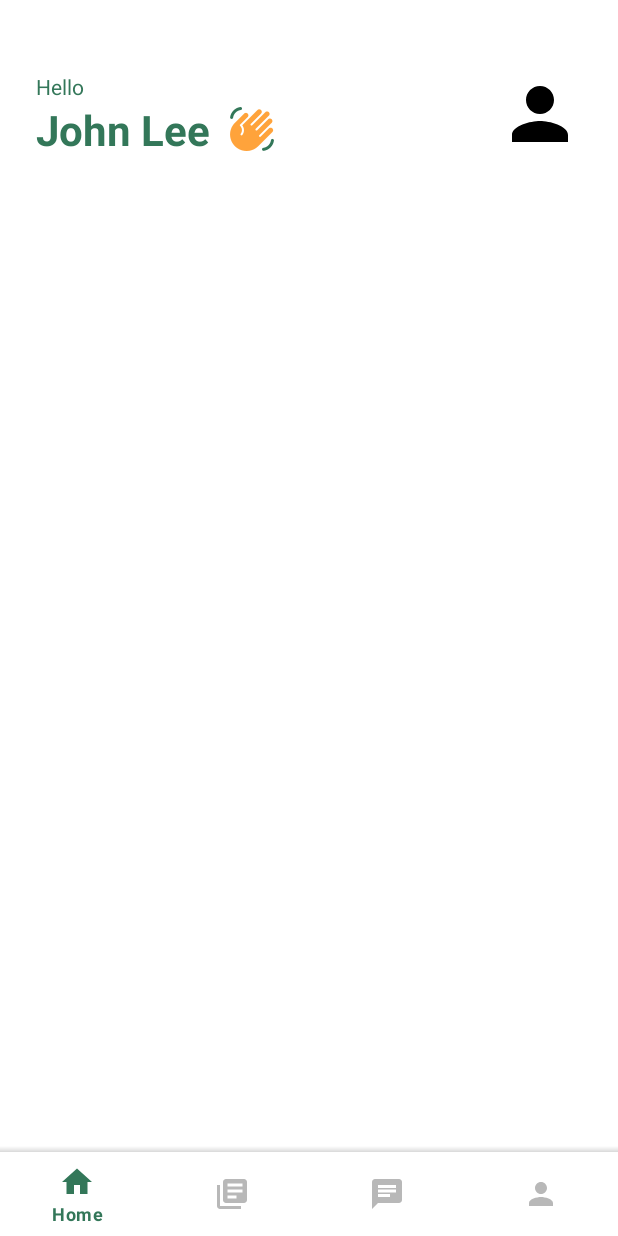
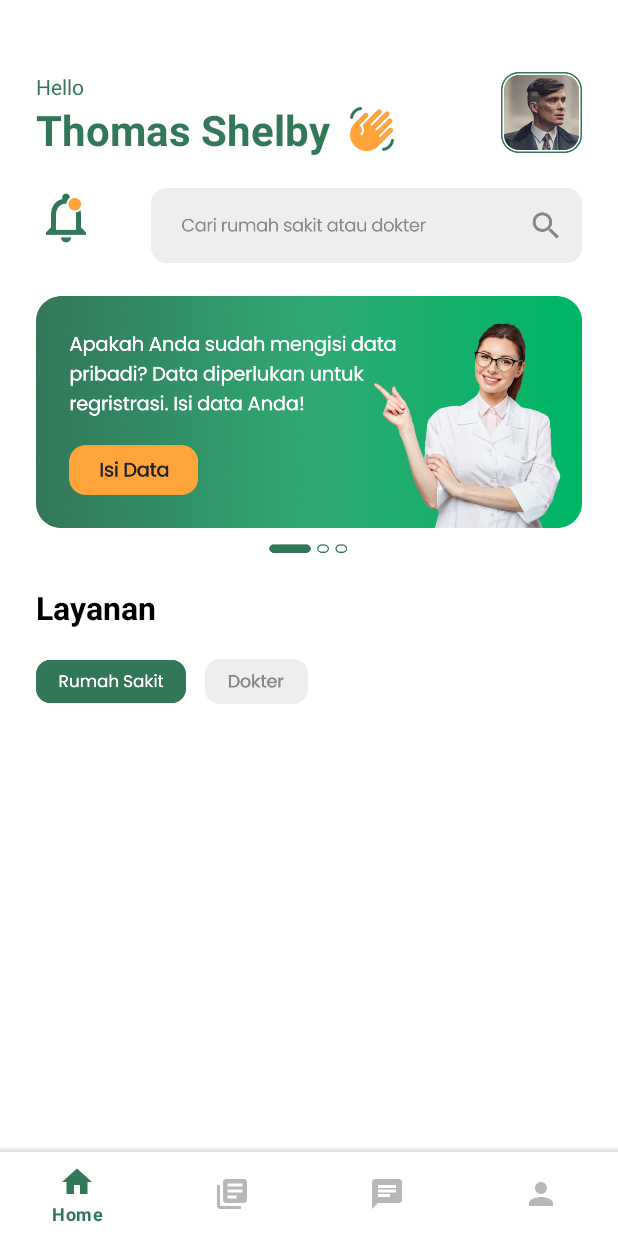
Before and after one commit to Clint02/TugasAkhirPAPB, an Android app: the Home screen opened directly, with no data from a screen before it, on a phone screen of 412 x 824 dp. Run offline under Robolectric (Android 15) with nearby library versions, the phone set to English and light mode, and no system bars; our stand-ins replace FlexboxLayout, navigation-ui.

Commit message:
home exclude rv

```diff
--- a/app/src/main/res/drawable/ic_person.xml
+++ /dev/null
@@ -1,5 +0,0 @@
-<vector android:height="24dp" android:tint="#000000"
-    android:viewportHeight="24" android:viewportWidth="24"
-    android:width="24dp" xmlns:android="http://schemas.android.com/apk/res/android">
-    <path android:fillColor="@android:color/white" android:pathData="M12,12c2.21,0 4,-1.79 4,-4s-1.79,-4 -4,-4 -4,1.79 -4,4 1.79,4 4,4zM12,14c-2.67,0 -8,1.34 -8,4v2h16v-2c0,-2.66 -5.33,-4 -8,-4z"/>
-</vector>
--- a/app/src/main/res/layout/fragment_home.xml
+++ b/app/src/main/res/layout/fragment_home.xml
@@ -4,15 +4,21 @@
     xmlns:tools="http://schemas.android.com/tools"
     android:layout_width="match_parent"
     android:layout_height="match_parent"
+    android:paddingLeft="24dp"
+    android:paddingTop="48dp"
+    android:paddingRight="24dp"
+    android:paddingBottom="60dp"
     tools:context=".fragment.Home">
+
+    <androidx.constraintlayout.widget.ConstraintLayout
+        android:layout_width="match_parent"
+        android:layout_height="match_parent">
 
         <com.google.android.flexbox.FlexboxLayout
             android:id="@+id/header"
             android:layout_width="match_parent"
             android:layout_height="wrap_content"
-        android:paddingLeft="24dp"
-        android:paddingTop="48dp"
-        android:paddingRight="24dp"
+            app:alignItems="center"
             app:justifyContent="space_between"
             app:layout_constraintEnd_toEndOf="parent"
             app:layout_constraintStart_toStartOf="parent"
@@ -43,7 +49,7 @@
                         android:id="@+id/username"
                         android:layout_width="wrap_content"
                         android:layout_height="wrap_content"
-                    android:text="John Lee"
+                        android:text="Thomas Shelby"
                         android:textColor="@color/primary"
                         android:textSize="28sp"
                         android:textStyle="bold"
@@ -65,9 +71,77 @@
 
             <ImageView
                 android:id="@+id/imageView3"
-            android:layout_width="56dp"
-            android:layout_height="56dp"
-            app:srcCompat="@drawable/ic_person" />
+                android:layout_width="54dp"
+                android:layout_height="54dp"
+                app:srcCompat="@drawable/person" />
+
         </com.google.android.flexbox.FlexboxLayout>
 
+        <com.google.android.flexbox.FlexboxLayout
+            android:id="@+id/sub_header"
+            android:layout_width="match_parent"
+            android:layout_height="wrap_content"
+            android:layout_marginTop="20dp"
+            app:alignItems="center"
+            app:justifyContent="space_between"
+            app:layout_constraintEnd_toEndOf="parent"
+            app:layout_constraintStart_toStartOf="parent"
+            app:layout_constraintTop_toBottomOf="@+id/header">
+
+            <ImageView
+                android:layout_width="40dp"
+                android:layout_height="40dp"
+                app:srcCompat="@drawable/ic_notification" />
+
+            <ImageView
+                android:layout_width="287dp"
+                android:layout_height="50dp"
+                app:srcCompat="@drawable/search" />
+
+        </com.google.android.flexbox.FlexboxLayout>
+
+        <ImageView
+            android:id="@+id/carousel_home"
+            android:layout_width="match_parent"
+            android:layout_height="175dp"
+            android:layout_marginTop="20dp"
+            app:layout_constraintEnd_toEndOf="parent"
+            app:layout_constraintStart_toStartOf="parent"
+            app:layout_constraintTop_toBottomOf="@+id/sub_header"
+            app:srcCompat="@drawable/carousel_home" />
+
+        <TextView
+            android:id="@+id/textView5"
+            android:layout_width="wrap_content"
+            android:layout_height="wrap_content"
+            android:layout_marginTop="20dp"
+            android:text="Layanan"
+            android:textColor="@color/black"
+            android:textSize="21sp"
+            android:textStyle="bold"
+            app:layout_constraintStart_toStartOf="parent"
+            app:layout_constraintTop_toBottomOf="@+id/carousel_home" />
+
+        <ImageView
+            android:id="@+id/imageView4"
+            android:layout_width="100dp"
+            android:layout_height="30dp"
+            android:layout_marginTop="20dp"
+            android:src="@drawable/btn_rs"
+            app:layout_constraintStart_toStartOf="parent"
+            app:layout_constraintTop_toBottomOf="@+id/textView5" />
+
+        <ImageView
+            android:id="@+id/imageView5"
+            android:layout_width="70dp"
+            android:layout_height="30dp"
+            android:layout_marginStart="12dp"
+            android:layout_marginTop="20dp"
+            android:src="@drawable/btn_dokter"
+            app:layout_constraintStart_toEndOf="@+id/imageView4"
+            app:layout_constraintTop_toBottomOf="@+id/textView5" />
+
+
+    </androidx.constraintlayout.widget.ConstraintLayout>
+
 </FrameLayout>
```
Also changed, not shown: app/src/main/res/drawable-v24/btn_dokter.png (added), app/src/main/res/drawable-v24/btn_rs.png (added), app/src/main/res/drawable-v24/carousel_home.png (added), app/src/main/res/drawable-v24/ic_notification.png (added), app/src/main/res/drawable-v24/person.png (added), app/src/main/res/drawable-v24/search.png (added). Lines whose indentation alone changed are shown as unchanged.
